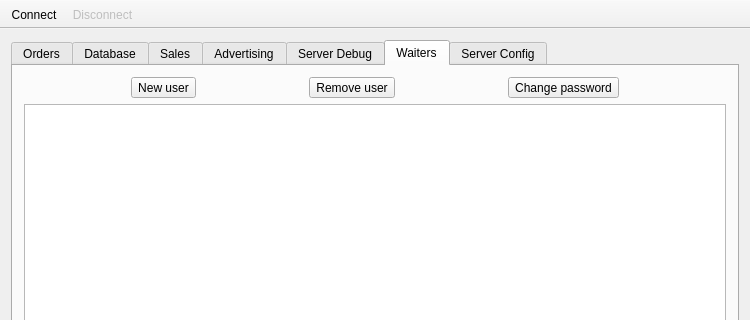
Mateus224/rotable, file admin/ui/mainwindow.ui: the form before one commit; both pictures show x 0 to 750 and y 0 to 320 of the 750 by 650 pixel window.
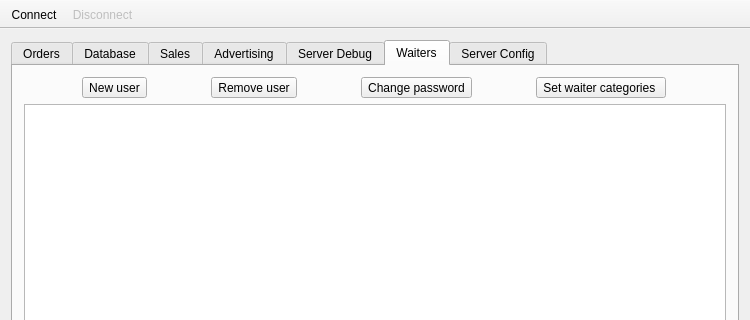
The form after the commit. Icons and pictures are not drawn. Custom widgets are drawn as their Qt base class.

Commit message: Fix some issue, prepare interface for show allowed waiter categories

```diff
--- a/admin/ui/mainwindow.ui
+++ b/admin/ui/mainwindow.ui
@@ -637,6 +637,22 @@
             </property>
            </widget>
           </item>
+          <item>
+           <widget class="QToolButton" name="_toolButtonWaiterCategories">
+            <property name="sizePolicy">
+             <sizepolicy hsizetype="Fixed" vsizetype="Fixed">
+              <horstretch>0</horstretch>
+              <verstretch>0</verstretch>
+             </sizepolicy>
+            </property>
+            <property name="text">
+             <string>Set waiter categories </string>
+            </property>
+            <property name="toolButtonStyle">
+             <enum>Qt::ToolButtonTextBesideIcon</enum>
+            </property>
+           </widget>
+          </item>
          </layout>
         </item>
         <item>
```
Left out of the diff: 4 changed lines with no effect on the pictures. The commit also changes 11 other files.
